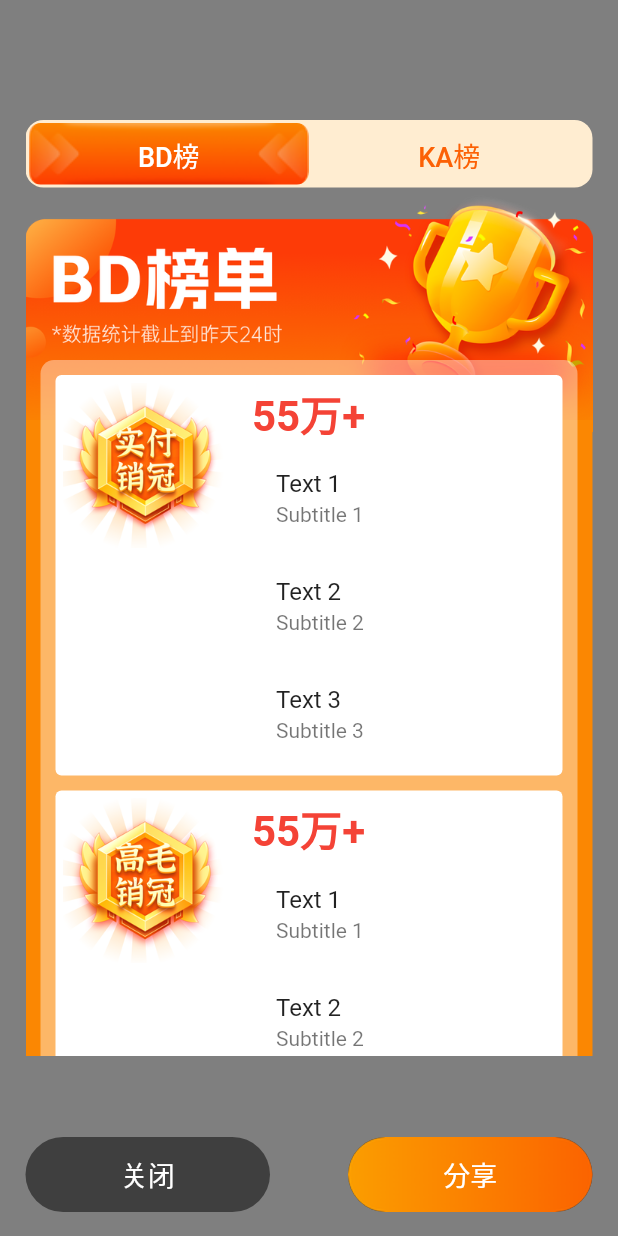
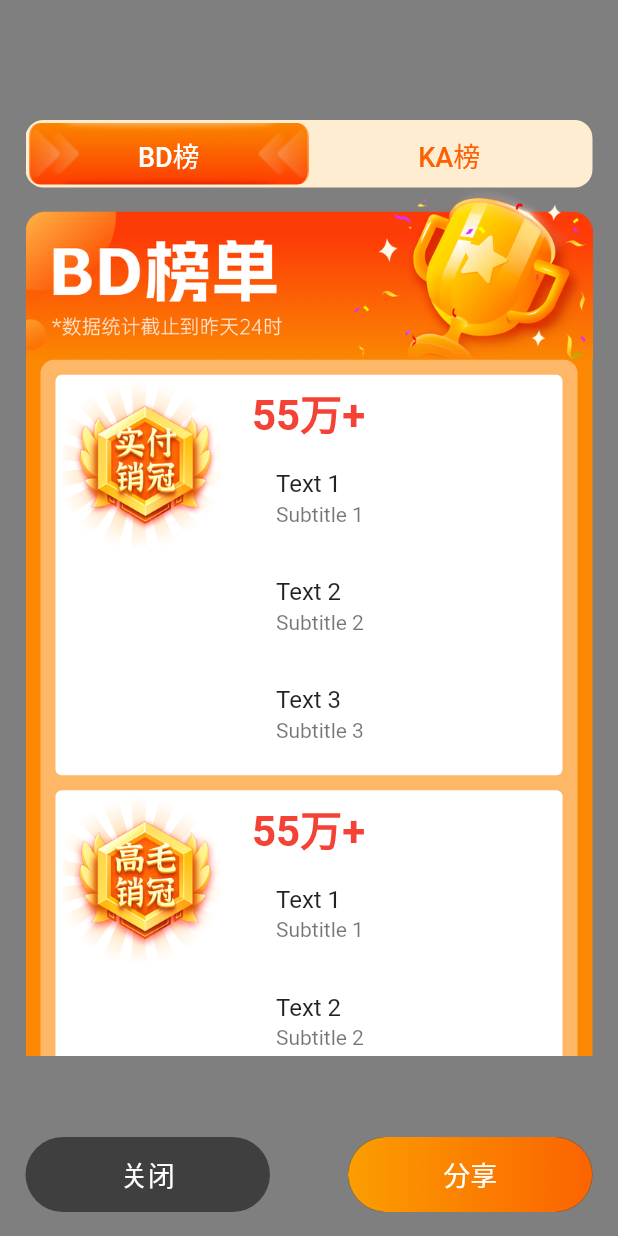
Before and after one commit to biyuhuaping/flutter_sdk_demo, a Flutter app: the SharePageView screen opened directly, on a phone screen of 412 x 824 dp. Run offline on Flutter 3.47's test engine with Material 2 defaults, Android fonts, the phone set to English and light mode, and no system bars; our stand-ins replace share_plus; missing offline and left inert: dart:ffi, draggable_widget.

Commit message:
完成UI

```diff
--- a/lib/share_content_page.dart
+++ b/lib/share_content_page.dart
@@ -28,82 +28,50 @@ class _ShareContentPageState extends State<ShareContentPage> {
 
   @override
   Widget build(BuildContext context) {
-    return LayoutBuilder(
-      builder: (BuildContext context, BoxConstraints constraints) {
-        double containerHeight = constraints.maxHeight;
-        double screenHeight = MediaQuery.of(context).size.height - 200;
+    double containerHeight = MediaQuery.of(context).size.height - 200;
 
-        return Container(//弹框视图容器
+    return Container(
+      //弹框视图容器
       margin: const EdgeInsets.only(top: 80), // 弹框顶部位置
-          height: containerHeight > screenHeight ? screenHeight : containerHeight, // 弹框整体高度
+      height: containerHeight, // 弹框整体高度
       decoration: BoxDecoration(
+        // color: Colors.blue,
         borderRadius: BorderRadius.circular(9),
       ),
       child: SingleChildScrollView(
-            child: SizedBox(
-              height: containerHeight+300,//TODO：这个里的高度必须写死，怎么才能写活
-              child: Stack(
+        child: Column(
           children: <Widget>[
             buildHeaderButtons(context),
-                  Positioned(
-                    top: 50,
-                    left: 0,
-                    right: 0,
-                    child: Image.asset(
+            Image.asset(
               selectedType == 1
                   ? 'assets/share_header_BD.png'
                   : 'assets/share_header_KA.png',
               fit: BoxFit.cover,
             ),
-                  ),
-                  Positioned.fill(
-                    top: 150,
-                    child: buildContainer(),
-                  ),
-                ],
-              ),
-            ),
-          ),
-        );
-      },
-    );
-  }
-
-  Widget buildContainer() {
-    return Stack(
-      children: [
-        Positioned.fill(
-          top: 50,
-          child: Container(
+            Container(
               decoration: const BoxDecoration(
                 color: Color(0xFFFB8702),
+                // color: Colors.green,
                 borderRadius: BorderRadius.only(
                   bottomLeft: Radius.circular(13),
                   bottomRight: Radius.circular(13),
                 ),
               ),
+              child: Column(
+                children: <Widget>[
+                  buildContentView(context), //排名数据
+                  buildRichText(), //富文本
+                  buildFooterView(), //底部白色内容
+                ],
               ),
             ),
-        ListView.builder(
-          shrinkWrap: true,
-          physics: NeverScrollableScrollPhysics(),
-          padding: EdgeInsets.zero,
-          itemCount: 1,
-          itemBuilder: (context, index) {
-            return Column(
-              children: <Widget>[
-                buildContentView(context),
-                buildRichText(),
-                buildFooterView(),
           ],
-            );
-          },
         ),
-      ],
+      ),
     );
   }
 
-  //头部按钮部件
+  //头部按钮：BD榜、KA榜
   Widget buildHeaderButtons(BuildContext context) {
     return Container(
       padding: const EdgeInsets.all(2),
@@ -148,20 +116,9 @@ class _ShareContentPageState extends State<ShareContentPage> {
         child: Text(
           title,
           style: TextStyle(
-              color: selected ? Colors.white : const Color(0xFFFC6105), fontSize: 18),
+              color: selected ? Colors.white : const Color(0xFFFC6105),
+              fontSize: 18),
         ),
-      ),
-    );
-  }
-
-  //头部图片
-  Widget buildHeaderView() {
-    return Container(
-      color: Colors.green,
-      child: Image.asset(
-        'assets/share_header_BD.png',
-        // width: 7,
-        // height: 12,
       ),
     );
   }
@@ -175,7 +132,7 @@ class _ShareContentPageState extends State<ShareContentPage> {
     ];
 
     return Container(
-      margin: const EdgeInsets.all(10),
+      margin: const EdgeInsets.only(left: 10,right: 10,bottom: 10),
       padding: const EdgeInsets.only(top: 10),
       decoration: BoxDecoration(
         color: Colors.white.withOpacity(0.4),
@@ -196,6 +153,7 @@ class _ShareContentPageState extends State<ShareContentPage> {
     );
   }
 
+  // 每组样式
   Widget buildContentGroup({required BuildContext context, Widget? child}) {
     return Container(
       margin: const EdgeInsets.only(left: 10, right: 10, bottom: 10), //外边距
@@ -207,7 +165,6 @@ class _ShareContentPageState extends State<ShareContentPage> {
       child: child,
     );
   }
-
 
   //item 单组数据 图片和文字
   Widget buildImageWithText(ImageProvider image, List<String> texts) {
@@ -269,7 +226,8 @@ class _ShareContentPageState extends State<ShareContentPage> {
   //底部富文本
   Widget buildRichText() {
     return Container(
-      margin: const EdgeInsets.only(left: 10, right: 10),
+      color: Color(0xFFFB8702),
+      padding: const EdgeInsets.only(left: 10, right: 10),
       child: Stack(
         children: <Widget>[
           const Positioned(
@@ -277,7 +235,7 @@ class _ShareContentPageState extends State<ShareContentPage> {
             left: 0,
             child: Text(
               '“',
-              style: TextStyle(fontSize: 66, color: Colors.white),
+              style: TextStyle(fontSize: 60, color: Colors.white, fontWeight: FontWeight.bold),
             ),
           ),
           const Positioned(
@@ -285,7 +243,7 @@ class _ShareContentPageState extends State<ShareContentPage> {
             right: 0,
             child: Text(
               '”',
-              style: TextStyle(fontSize: 66, color: Colors.white),
+              style: TextStyle(fontSize: 60, color: Colors.white, fontWeight: FontWeight.bold),
             ),
           ),
           Container(
@@ -301,9 +259,15 @@ class _ShareContentPageState extends State<ShareContentPage> {
     );
   }
 
-  //尾部布局
+  //尾部视图容器
   Widget buildFooterView() {
     return Container(
+      decoration: const BoxDecoration(
+        borderRadius: BorderRadius.only(
+          bottomLeft: Radius.circular(13),
+          bottomRight: Radius.circular(13),
+        ),
+      ),
       child: Stack(
         children: <Widget>[
           Image.asset('assets/share_bottom_horn.png'),
```
Also changed, not shown: assets/share_header_BD.png, assets/share_header_KA.png. Lines whose indentation alone changed are shown as unchanged.
